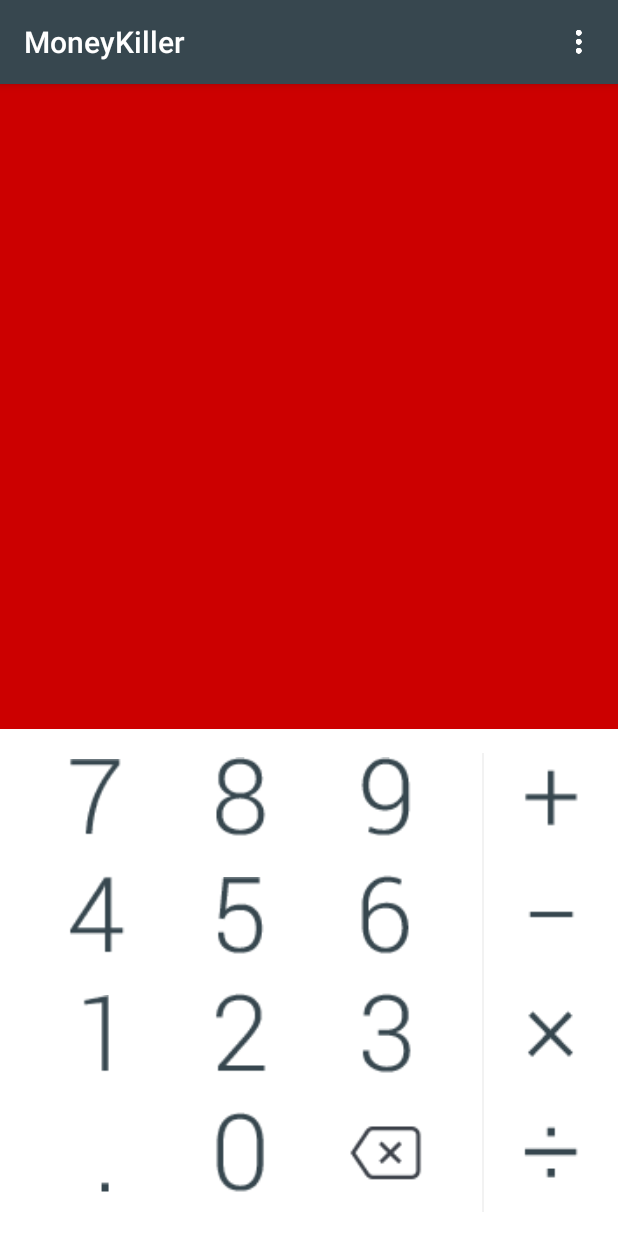
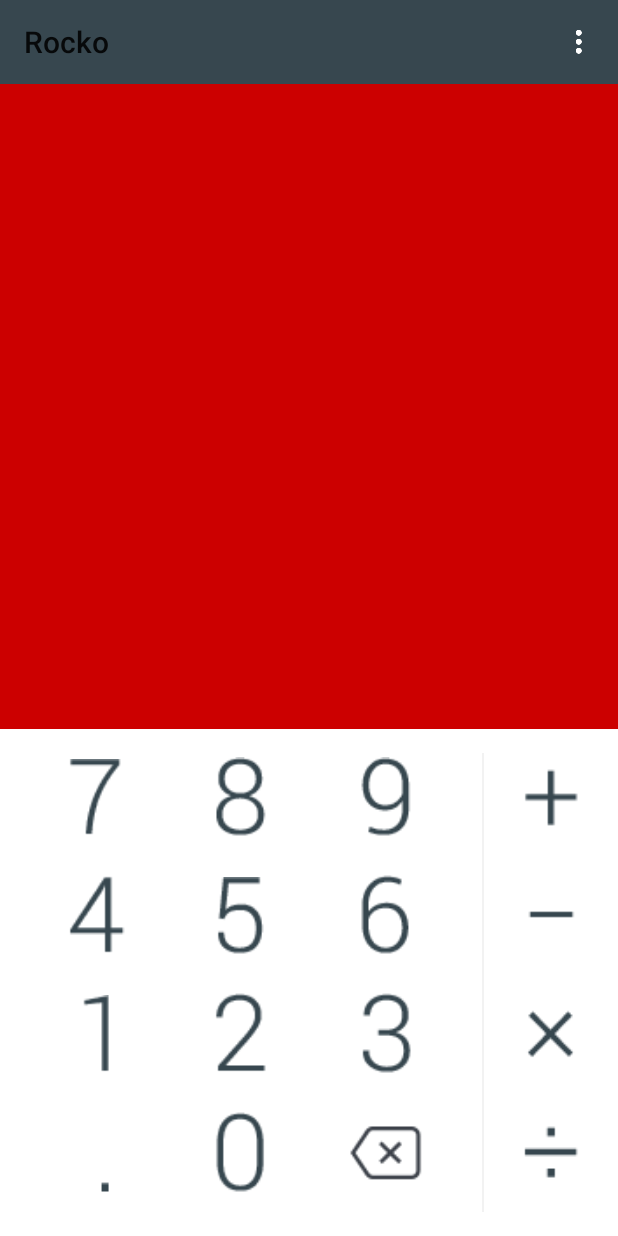
Before and after one commit to zhangchaoxu/MoneyKiller, an Android app: the screen it shows after launch (ChoeungEkActivity), on a phone screen of 412 x 824 dp. Run offline under Robolectric (Android 15) with nearby library versions, the phone set to English and light mode, and no system bars; libraries missing offline, so code that uses them is left out: com.amap.api, com.umeng.analytics; 4 statements that could not run were skipped.

Commit message:
replace actionbar with toolbar

```diff
--- a/app/src/main/java/com/lean56/moneykiller/ChoeungEkActivity.java
+++ b/app/src/main/java/com/lean56/moneykiller/ChoeungEkActivity.java
@@ -2,8 +2,10 @@ package com.lean56.moneykiller;
 
 import android.app.AlertDialog;
 import android.app.Dialog;
+import android.content.Context;
 import android.location.Location;
 import android.os.Bundle;
+import android.support.v7.widget.Toolbar;
 import android.util.Log;
 import android.view.Menu;
 import android.view.MenuItem;
@@ -20,7 +22,10 @@ import com.umeng.analytics.MobclickAgent;
 public class ChoeungEkActivity extends BaseActivity implements AMapLocationListener {
 
     private final static String TAG = ChoeungEkActivity.class.getSimpleName();
+    private Context mContext;
 
+    // view resource
+    private Toolbar mToolbar;
     /**
      * location mgr proxy
      */
@@ -30,8 +35,40 @@ public class ChoeungEkActivity extends BaseActivity implements AMapLocationListe
     protected void onCreate(Bundle savedInstanceState) {
         super.onCreate(savedInstanceState);
         setContentView(R.layout.activity_choeung_ek);
+        mContext = this;
 
         initLocation();
+        initToolbar();
+    }
+
+    private void initToolbar() {
+        mToolbar = (Toolbar) findViewById(R.id.toolbar);
+        // toolbar.setLogo(R.drawable.ic_launcher);
+        mToolbar.setTitle("Rocko");// 标题的文字需在setSupportActionBar之前，不然会无效
+        // toolbar.setSubtitle("副标题");
+        setSupportActionBar(mToolbar);
+        /* 这些通过ActionBar来设置也是一样的，注意要在setSupportActionBar(toolbar);之后，不然就报错了 */
+        // getSupportActionBar().setTitle("标题");
+        // getSupportActionBar().setSubtitle("副标题");
+        // getSupportActionBar().setLogo(R.drawable.ic_launcher);
+
+        /* 菜单的监听可以在toolbar里设置，也可以像ActionBar那样，通过Activity的onOptionsItemSelected回调方法来处理 */
+        mToolbar.setOnMenuItemClickListener(new Toolbar.OnMenuItemClickListener() {
+            @Override
+            public boolean onMenuItemClick(MenuItem item) {
+                switch (item.getItemId()) {
+                    case R.id.action_settings:
+                        Toast.makeText(mContext, "action_settings", Toast.LENGTH_LONG).show();
+                        break;
+                    case R.id.action_about:
+                        Toast.makeText(mContext, "action_share", Toast.LENGTH_LONG).show();
+                        break;
+                    default:
+                        break;
+                }
+                return true;
+            }
+        });
     }
 
     /**
@@ -65,7 +102,7 @@ public class ChoeungEkActivity extends BaseActivity implements AMapLocationListe
         if (id == R.id.action_settings) {
             Toast.makeText(this, "setting", Toast.LENGTH_LONG).show();
             return true;
-        } else if(id == R.id.action_about) {
+        } else if (id == R.id.action_about) {
             Toast.makeText(this, "about", Toast.LENGTH_LONG).show();
             return true;
         }
@@ -92,16 +129,20 @@ public class ChoeungEkActivity extends BaseActivity implements AMapLocationListe
     }
 
     @Override
-    public void onLocationChanged(Location arg0) {}
+    public void onLocationChanged(Location arg0) {
+    }
 
     @Override
-    public void onProviderDisabled(String arg0) {}
+    public void onProviderDisabled(String arg0) {
+    }
 
     @Override
-    public void onProviderEnabled(String arg0) {}
+    public void onProviderEnabled(String arg0) {
+    }
 
     @Override
-    public void onStatusChanged(String arg0, int arg1, Bundle arg2) {}
+    public void onStatusChanged(String arg0, int arg1, Bundle arg2) {
+    }
 
     // [-] AMapLocationListener
 
--- a/app/src/main/res/layout/activity_choeung_ek.xml
+++ b/app/src/main/res/layout/activity_choeung_ek.xml
@@ -1,10 +1,13 @@
 <?xml version="1.0" encoding="utf-8"?>
-<RelativeLayout xmlns:android="http://schemas.android.com/apk/res/android"
+<LinearLayout xmlns:android="http://schemas.android.com/apk/res/android"
                 xmlns:tools="http://schemas.android.com/tools"
                 android:id="@+id/main_container"
                 android:layout_width="match_parent"
                 android:layout_height="match_parent"
+                android:orientation="vertical"
                 tools:context=".ChoeungEkActivity">
+
+    <include layout="@layout/toolbar" />
 
     <LinearLayout
             android:id="@+id/immersion_container"
@@ -30,11 +33,4 @@
 
     </LinearLayout>
 
-    <View android:id="@+id/mask"
-          android:background="@android:color/black"
-          android:visibility="gone"
-          android:layout_width="match_parent"
-          android:layout_height="match_parent"
-          android:alpha="0.56"/>
-
-</RelativeLayout>
+</LinearLayout>
--- /dev/null
+++ b/app/src/main/res/layout/toolbar.xml
@@ -0,0 +1,13 @@
+<?xml version="1.0" encoding="utf-8"?>
+<android.support.v7.widget.Toolbar
+        xmlns:android="http://schemas.android.com/apk/res/android"
+        xmlns:app="http://schemas.android.com/"
+        android:id="@+id/toolbar"
+        android:layout_width="match_parent"
+        android:layout_height="wrap_content"
+        android:background="?attr/colorPrimary"
+        android:minHeight="?attr/actionBarSize"
+        app:popupTheme="@style/ThemeOverlay.AppCompat.Light"
+        app:theme="@style/ThemeOverlay.AppCompat.ActionBar">
+
+</android.support.v7.widget.Toolbar>
--- a/app/src/main/res/values/styles.xml
+++ b/app/src/main/res/values/styles.xml
@@ -2,9 +2,10 @@
 <resources>
 
     <!-- Base application theme. -->
-    <style name="AppTheme" parent="Theme.AppCompat.Light.DarkActionBar">
+    <style name="AppTheme" parent="Theme.AppCompat.Light.NoActionBar">
         <item name="drawerArrowStyle">@style/AppTheme.DrawerArrowToggle</item>
         <item name="actionOverflowButtonStyle">@style/OverFlow</item>
+
         <item name="colorPrimary">@color/Indigo_colorPrimary</item>
         <item name="colorPrimaryDark">@color/Indigo_colorPrimaryDark</item>
     </style>
```
Also changed, not shown: 3 other files.
